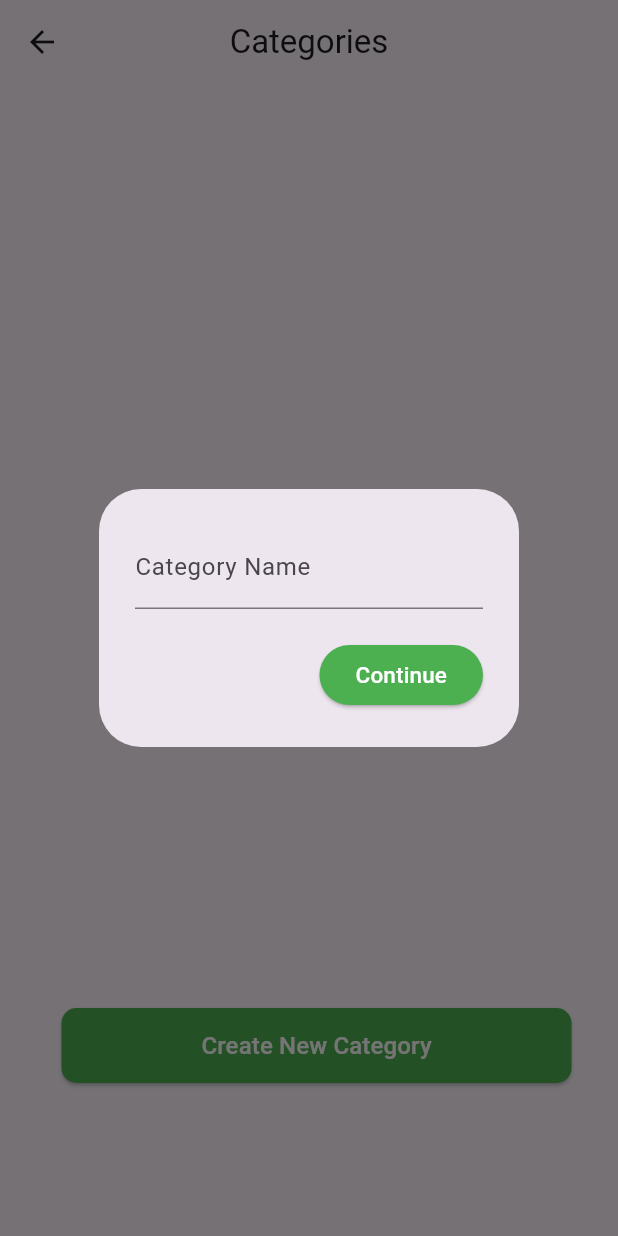
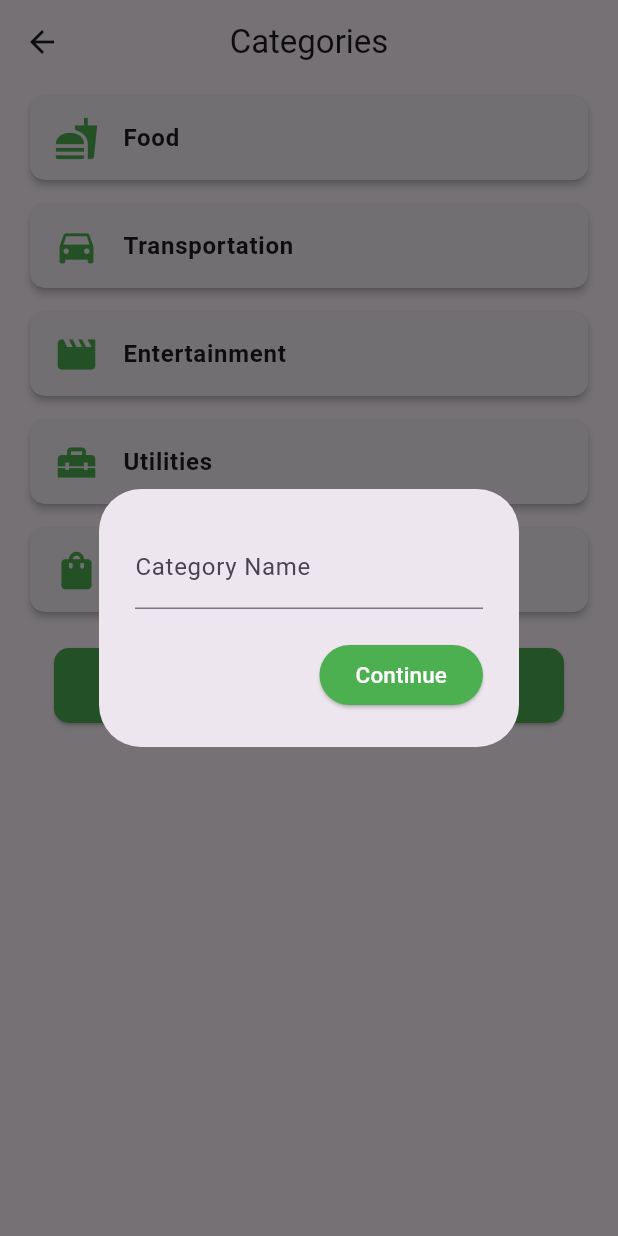
Before and after one commit to Tiptoplegend/fintrack_app, a Flutter app: the CategoriesPage screen opened directly, after a tap on "Create New Category", on a phone screen of 412 x 824 dp. Run offline on Flutter 3.47's test engine with Material 3 defaults, Android fonts, the phone set to English and light mode, and no system bars; our stand-ins replace cloud_firestore, firebase_auth, firebase_core, google_sign_in; accounts and stored records are empty.

Commit message:
Update on Categories.dart

```diff
--- a/lib/FAB pages/Categories.dart
+++ b/lib/FAB pages/Categories.dart
@@ -1,5 +1,19 @@
 import 'package:fintrack_app/database.dart';
 import 'package:flutter/material.dart';
+
+class Category {
+  String name;
+  bool isUserCreated;
+  bool isEnabled;
+  IconData? icon;
+
+  Category({
+    required this.name,
+    this.isUserCreated = false,
+    this.isEnabled = true,
+    this.icon,
+  });
+}
 
 class CategoriesPage extends StatefulWidget {
   CategoriesPage({super.key});
@@ -11,26 +25,29 @@ class CategoriesPage extends StatefulWidget {
 }
 
 class _CategoriesPageState extends State<CategoriesPage> {
+  List<Category> categories = [];
+
   @override
-  Widget build(BuildContext context) {
-    return Scaffold(
-      appBar: AppBar(
-        title: const Text('Categories'),
-        centerTitle: true,
-      ),
-      body: Stack(
-        children: [
-          Positioned(
-            top: 600,
-            left: 25,
-            child: _createNewBtn(),
-          )
-        ],
-      ),
-    );
+  void initState() {
+    super.initState();
+    categories.addAll([
+      Category(name: "Food", icon: Icons.fastfood),
+      Category(name: "Transportation", icon: Icons.directions_car),
+      Category(name: "Entertainment", icon: Icons.movie),
+      Category(name: "Utilities", icon: Icons.home_repair_service),
+      Category(name: "Shopping", icon: Icons.shopping_bag),
+    ]);
   }
 
-  // Function to show the add category dialog
+  void _addCategory(String categoryName) {
+    setState(() {
+      categories.add(
+        Category(name: categoryName, isUserCreated: true, isEnabled: true),
+      );
+    });
+  }
+
+  // Function to show a dialog to add a new category.
   void _addCategoryDialog() {
     TextEditingController categoryController = TextEditingController();
 
@@ -45,15 +62,18 @@ class _CategoriesPageState extends State<CategoriesPage> {
           actions: [
             ElevatedButton(
               style: ElevatedButton.styleFrom(
-                  backgroundColor: Colors.green, foregroundColor: Colors.white),
+                backgroundColor: Colors.green,
+                foregroundColor: Colors.white,
+              ),
               onPressed: () {
-                FirestoreService().addCategory(categoryController.text);
-
+                if (categoryController.text.trim().isNotEmpty) {
+                  _addCategory(categoryController.text.trim());
+                }
                 Navigator.pop(context);
               },
-              child: Text(
+              child: const Text(
                 'Continue',
-                style: TextStyle(color: Colors.white, fontSize: 15),
+                style: TextStyle(fontSize: 15),
               ),
             ),
           ],
@@ -62,6 +82,7 @@ class _CategoriesPageState extends State<CategoriesPage> {
     );
   }
 
+  // The "Create New Category" button at the bottom.
   Widget _createNewBtn() {
     return Padding(
       padding: const EdgeInsets.all(16.0),
@@ -74,9 +95,7 @@ class _CategoriesPageState extends State<CategoriesPage> {
             borderRadius: BorderRadius.circular(10),
           ),
         ),
-        onPressed: () {
-          _addCategoryDialog();
-        },
+        onPressed: _addCategoryDialog,
         child: const Text(
           'Create New Category',
           style: TextStyle(fontSize: 16),
@@ -84,4 +103,69 @@ class _CategoriesPageState extends State<CategoriesPage> {
       ),
     );
   }
+
+  // The widget that builds the list of categories.
+  Widget _CategoriesList() {
+    return ListView.builder(
+      shrinkWrap: true,
+      physics: const NeverScrollableScrollPhysics(),
+      itemCount: categories.length,
+      itemBuilder: (context, index) {
+        final category = categories[index];
+
+        return Padding(
+          padding: const EdgeInsets.symmetric(horizontal: 16.0, vertical: 4),
+          child: Card(
+            elevation: 2,
+            shape:
+                RoundedRectangleBorder(borderRadius: BorderRadius.circular(10)),
+            child: ListTile(
+              leading: Icon(
+                category.icon ?? Icons.category,
+                size: 30,
+                color: Colors.green,
+              ),
+              title: Text(
+                category.name,
+                style: const TextStyle(
+                  fontSize: 16,
+                  fontWeight: FontWeight.bold,
+                ),
+              ),
+              // Only user-created categories get a toggle switch.
+              trailing: category.isUserCreated
+                  ? Switch(
+                      value: category.isEnabled,
+                      onChanged: (value) {
+                        setState(() {
+                          category.isEnabled = value;
+                        });
+                      },
+                      activeColor: Colors.green,
+                    )
+                  : null,
+            ),
+          ),
+        );
+      },
+    );
+  }
+
+  @override
+  Widget build(BuildContext context) {
+    return Scaffold(
+      appBar: AppBar(
+        title: const Text('Categories'),
+        centerTitle: true,
+      ),
+      body: SingleChildScrollView(
+        child: Column(
+          children: [
+            _CategoriesList(),
+            _createNewBtn(),
+          ],
+        ),
+      ),
+    );
+  }
 }
```
